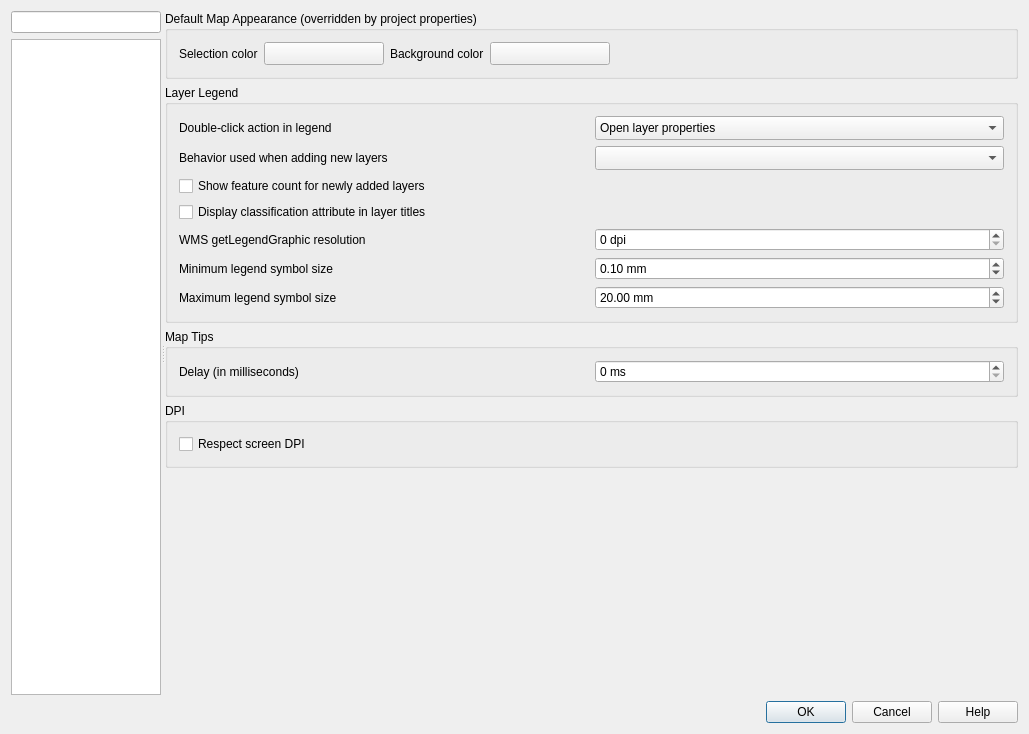
Above: src/ui/qgsoptionsbase.ui from qgis/QGIS before the change. Below: the same form after it.
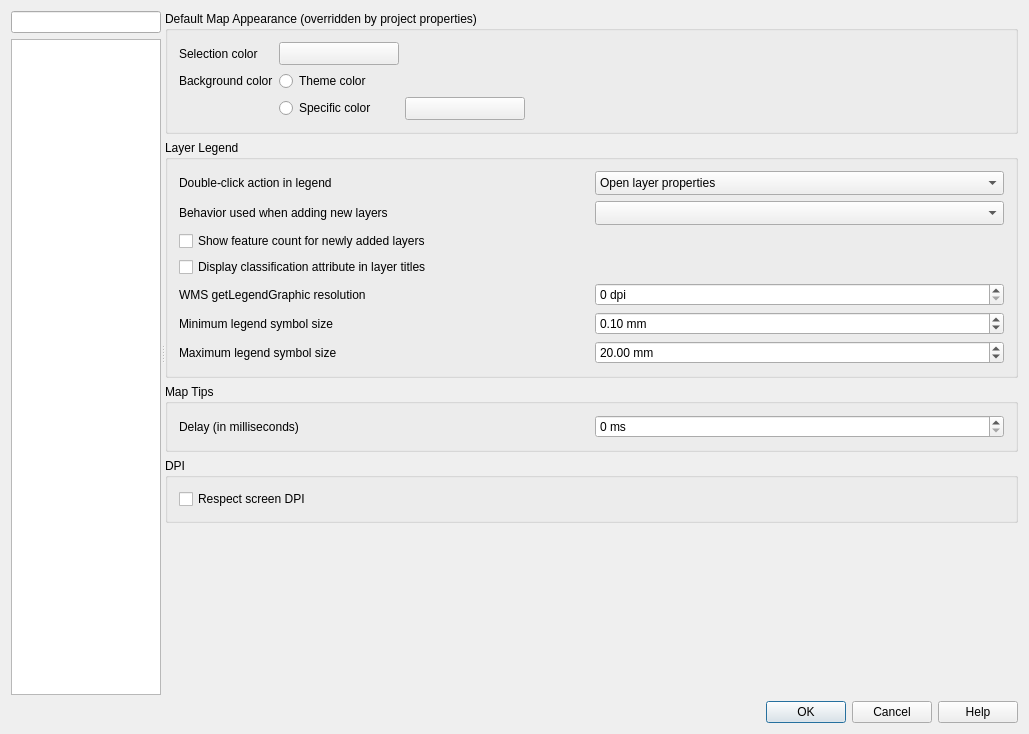
That is the form after the change. The open tabs and pages were chosen to show the change. Icons and pictures are not drawn. Custom widgets are drawn as their Qt base class.

Commit message: Add option for canvas theme background

Diff of the .ui file:
```diff
--- a/src/ui/qgsoptionsbase.ui
+++ b/src/ui/qgsoptionsbase.ui
@@ -2447,8 +2447,8 @@
                <rect>
                 <x>0</x>
                 <y>0</y>
-                <width>508</width>
-                <height>487</height>
+                <width>855</width>
+                <height>682</height>
                </rect>
               </property>
               <layout class="QVBoxLayout" name="verticalLayout_25">
@@ -2470,45 +2470,7 @@
                   <string>Default Map Appearance (overridden by project properties)</string>
                  </property>
                  <layout class="QGridLayout" name="gridLayout_7">
-                  <item row="0" column="4">
-                   <widget class="QgsColorButton" name="pbnCanvasColor">
-                    <property name="sizePolicy">
-                     <sizepolicy hsizetype="Fixed" vsizetype="Fixed">
-                      <horstretch>0</horstretch>
-                      <verstretch>0</verstretch>
-                     </sizepolicy>
-                    </property>
-                    <property name="minimumSize">
-                     <size>
-                      <width>120</width>
-                      <height>0</height>
-                     </size>
-                    </property>
-                    <property name="maximumSize">
-                     <size>
-                      <width>120</width>
-                      <height>16777215</height>
-                     </size>
-                    </property>
-                    <property name="text">
-                     <string/>
-                    </property>
-                   </widget>
-                  </item>
-                  <item row="0" column="6">
-                   <spacer name="horizontalSpacer_28">
-                    <property name="orientation">
-                     <enum>Qt::Horizontal</enum>
-                    </property>
-                    <property name="sizeHint" stdset="0">
-                     <size>
-                      <width>40</width>
-                      <height>20</height>
-                     </size>
-                    </property>
-                   </spacer>
-                  </item>
-                  <item row="0" column="3">
+                  <item row="2" column="0">
                    <widget class="QLabel" name="label">
                     <property name="sizePolicy">
                      <sizepolicy hsizetype="Maximum" vsizetype="Preferred">
@@ -2521,7 +2483,45 @@
                     </property>
                    </widget>
                   </item>
-                  <item row="0" column="0">
+                  <item row="1" column="1">
+                   <widget class="QgsColorButton" name="pbnSelectionColor">
+                    <property name="sizePolicy">
+                     <sizepolicy hsizetype="Fixed" vsizetype="Fixed">
+                      <horstretch>0</horstretch>
+                      <verstretch>0</verstretch>
+                     </sizepolicy>
+                    </property>
+                    <property name="minimumSize">
+                     <size>
+                      <width>120</width>
+                      <height>0</height>
+                     </size>
+                    </property>
+                    <property name="maximumSize">
+                     <size>
+                      <width>120</width>
+                      <height>16777215</height>
+                     </size>
+                    </property>
+                    <property name="text">
+                     <string/>
+                    </property>
+                   </widget>
+                  </item>
+                  <item row="1" column="7">
+                   <spacer name="horizontalSpacer_28">
+                    <property name="orientation">
+                     <enum>Qt::Horizontal</enum>
+                    </property>
+                    <property name="sizeHint" stdset="0">
+                     <size>
+                      <width>40</width>
+                      <height>20</height>
+                     </size>
+                    </property>
+                   </spacer>
+                  </item>
+                  <item row="1" column="0">
                    <widget class="QLabel" name="textLabel1_9">
                     <property name="sizePolicy">
                      <sizepolicy hsizetype="Maximum" vsizetype="Preferred">
@@ -2534,8 +2534,15 @@
                     </property>
                    </widget>
                   </item>
-                  <item row="0" column="1">
-                   <widget class="QgsColorButton" name="pbnSelectionColor">
+                  <item row="2" column="1">
+                   <widget class="QRadioButton" name="radCanvasThemeColor">
+                    <property name="text">
+                     <string>Theme color</string>
+                    </property>
+                   </widget>
+                  </item>
+                  <item row="4" column="2">
+                   <widget class="QgsColorButton" name="pbnCanvasColor">
                     <property name="sizePolicy">
                      <sizepolicy hsizetype="Fixed" vsizetype="Fixed">
                       <horstretch>0</horstretch>
@@ -2559,6 +2566,13 @@
                     </property>
                    </widget>
                   </item>
+                  <item row="4" column="1">
+                   <widget class="QRadioButton" name="radCanvasSpecificColor">
+                    <property name="text">
+                     <string>Specific color</string>
+                    </property>
+                   </widget>
+                  </item>
                  </layout>
                 </widget>
                </item>
```
Left out of the diff: 2 changed lines with no effect on the pictures. The commit also changes 2 other files.
